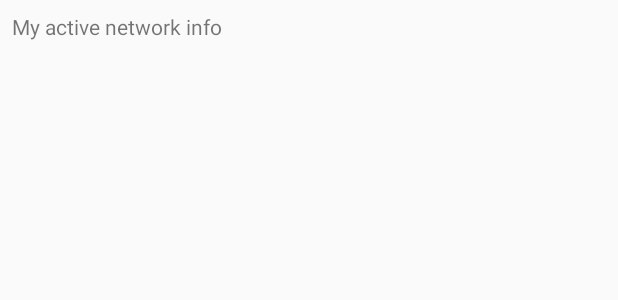
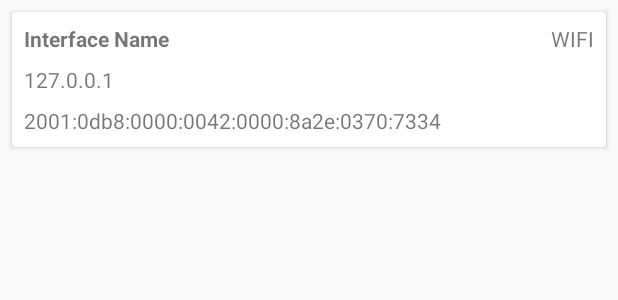
Before and after one commit to eddiellopez/ipwig, an Android app: the layout network_list_item.xml on its own in the app's theme, with its tools: preview values and no code run, on a phone screen of 412 x 824 dp. Shown: the top 300 px of the screen. Run offline under Robolectric (Android 15) with nearby library versions, the phone set to English and light mode, and no system bars; network calls fail.

Commit message:
Add the list of active connections to the main screen.
Add a listener for network events to exploit such possibility when `MainActivity` is created.
Code optimization and cleanup.

```diff
--- a/app/build.gradle
+++ b/app/build.gradle
@@ -29,6 +29,7 @@ dependencies {
     implementation 'com.android.support.constraint:constraint-layout:1.1.3'
     testImplementation 'junit:junit:4.12'
     implementation 'com.android.support:recyclerview-v7:28.0.0'
+    implementation 'com.android.support:cardview-v7:28.0.0'
     androidTestImplementation 'com.android.support.test:runner:1.0.2'
     androidTestImplementation 'com.android.support.test.espresso:espresso-core:3.0.2'
 }
--- a/app/src/main/res/layout/network_list_item.xml
+++ b/app/src/main/res/layout/network_list_item.xml
@@ -4,16 +4,73 @@
         xmlns:app="http://schemas.android.com/apk/res-auto"
         xmlns:tools="http://schemas.android.com/tools"
         android:layout_width="match_parent"
-        android:layout_height="80dp">
+        android:layout_height="wrap_content">
 
-    <TextView
-            tools:text="My active network info"
-            android:id="@+id/name"
-            android:layout_width="wrap_content"
+    <android.support.v7.widget.CardView
+            android:layout_width="match_parent"
             android:layout_height="wrap_content"
+            android:layout_marginBottom="8dp"
+            android:elevation="2dp"
+            app:layout_constraintBottom_toBottomOf="parent"
+            android:layout_marginTop="8dp"
+            app:layout_constraintTop_toTopOf="parent"
             app:layout_constraintStart_toStartOf="parent"
             android:layout_marginStart="8dp"
-            android:layout_marginTop="8dp"
-            app:layout_constraintTop_toTopOf="parent"/>
+            app:layout_constraintEnd_toEndOf="parent"
+            android:layout_marginEnd="8dp">
 
+        <android.support.constraint.ConstraintLayout
+                xmlns:android="http://schemas.android.com/apk/res/android"
+                xmlns:app="http://schemas.android.com/apk/res-auto"
+                xmlns:tools="http://schemas.android.com/tools"
+                android:layout_width="match_parent"
+                android:layout_height="wrap_content">
+
+            <TextView
+                    tools:text="Interface Name"
+                    android:id="@+id/textViewName"
+                    android:layout_width="wrap_content"
+                    android:layout_height="wrap_content"
+                    app:layout_constraintStart_toStartOf="parent"
+                    android:layout_marginStart="8dp"
+                    android:layout_marginTop="8dp"
+                    android:textStyle="bold"
+                    app:layout_constraintTop_toTopOf="parent"/>
+
+            <TextView
+                    tools:text="WIFI"
+                    android:layout_width="wrap_content"
+                    android:layout_height="wrap_content"
+                    app:layout_constraintEnd_toEndOf="parent"
+                    android:id="@+id/textViewType"
+                    android:layout_marginEnd="8dp"
+                    app:layout_constraintStart_toEndOf="@+id/textViewName"
+                    android:layout_marginStart="8dp"
+                    app:layout_constraintBaseline_toBaselineOf="@+id/textViewName"
+                    app:layout_constraintHorizontal_bias="1.0"/>
+
+            <TextView
+                    tools:text="127.0.0.1"
+                    android:layout_width="wrap_content"
+                    android:layout_height="wrap_content"
+                    android:layout_marginTop="8dp"
+                    android:id="@+id/textViewIpV4"
+                    app:layout_constraintTop_toBottomOf="@+id/textViewName"
+                    app:layout_constraintStart_toStartOf="parent"
+                    android:layout_marginStart="8dp"/>
+
+            <TextView
+                    tools:text="2001:0db8:0000:0042:0000:8a2e:0370:7334"
+                    android:layout_width="wrap_content"
+                    android:layout_height="wrap_content"
+                    android:id="@+id/textViewIpV6"
+                    android:layout_marginTop="8dp"
+                    app:layout_constraintTop_toBottomOf="@+id/textViewIpV4"
+                    app:layout_constraintStart_toStartOf="parent"
+                    android:layout_marginStart="8dp"
+                    android:layout_marginBottom="8dp"
+                    app:layout_constraintBottom_toBottomOf="parent"/>
+
+        </android.support.constraint.ConstraintLayout>
+    </android.support.v7.widget.CardView>
 </android.support.constraint.ConstraintLayout>
--- a/app/src/main/res/values/strings.xml
+++ b/app/src/main/res/values/strings.xml
@@ -6,4 +6,8 @@
     <string name="no_network">No network</string>
     <string name="refresh_context_description">Refresh IP</string>
     <string name="connected_networks">Connected Networks</string>
+    <string name="transport_cellular">CELLULAR</string>
+    <string name="transport_wifi">WIFI</string>
+    <string name="transport_separator" translatable="false">|</string>
+    <string name="on_cellular">On cellular</string>
 </resources>
```
Also changed, not shown: app/src/main/java/com/azazel/ipwig/ConnectionAdapter.kt (added, +87 -0 lines), app/src/main/java/com/azazel/ipwig/ConnectionInfo.kt (added, +15 -0 lines), app/src/main/java/com/azazel/ipwig/ConnectionUtils.kt (added, +59 -0 lines), app/src/main/java/com/azazel/ipwig/IpWidgetProvider.kt (+27 -55 lines), app/src/main/java/com/azazel/ipwig/MainActivity.kt (+72 -13 lines), app/src/main/java/com/azazel/ipwig/NetworkAdapter.kt (deleted, +0 -41 lines), app/src/main/java/com/azazel/ipwig/UpdateIpReceiver.kt (+25 -5 lines).
